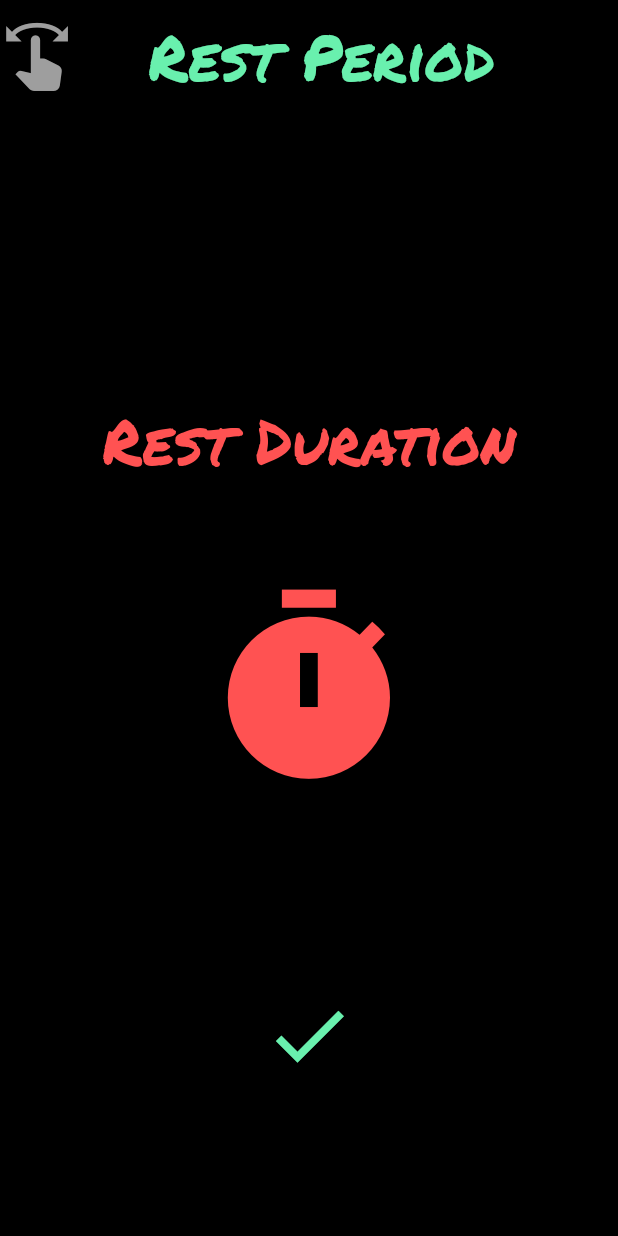
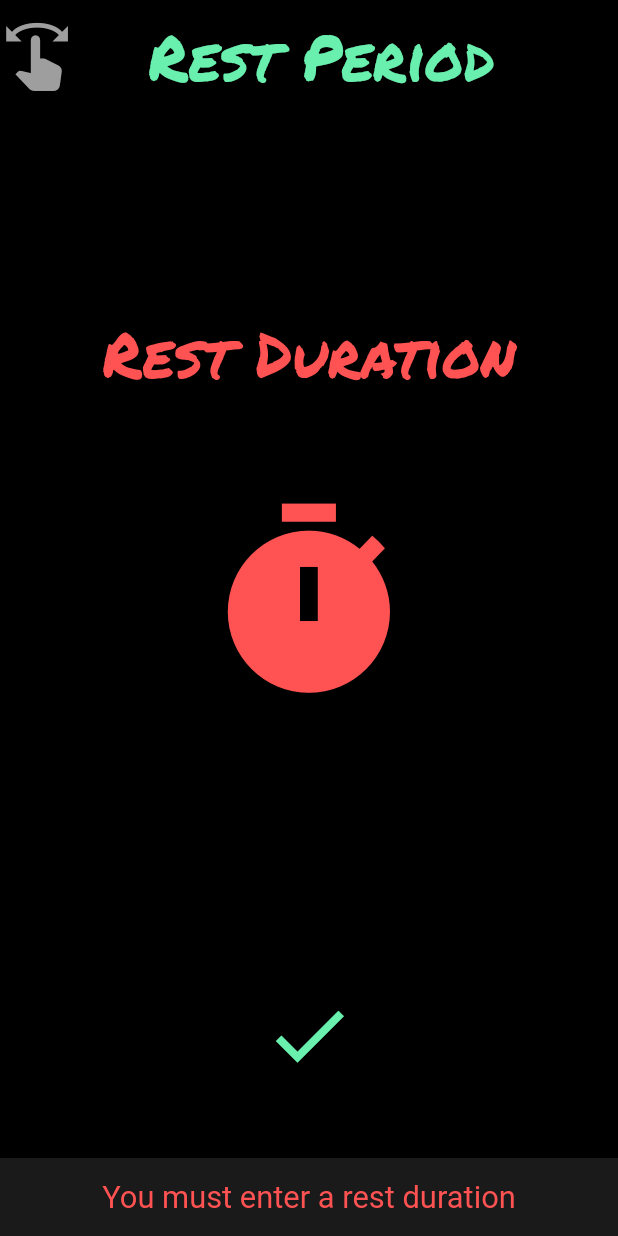
Before and after one commit to pedro123456789-wq/skills_arena, a Flutter app: the AddRest screen opened directly, after a tap on the "check" icon, on a phone screen of 412 x 824 dp. Run offline on Flutter 3.47's test engine with Material 2 defaults, Android fonts, the light colour scheme and no system bars; our stand-ins replace audioplayers, camera, chewie, circular_countdown_timer, flutter_map, flutter_spinbox and 5 more; missing offline and left inert: back_button_interceptor, draw_graph, record_mp3.

Commit message:
Updated alert dialogues for duration selection. Added error checking and session preview features to sprint session page

```diff
--- a/lib/add_exercise.dart
+++ b/lib/add_exercise.dart
@@ -80,17 +80,15 @@ class _AddExerciseState extends State<AddExercise> {
                                 child: CupertinoTimerPicker(
                                   mode: CupertinoTimerPickerMode.ms,
                                   onTimerDurationChanged: (value) {
-                                    seconds = value.inSeconds;
+                                    setState(() {
+                                      seconds = value.inSeconds;
+                                    });
                                   },
                                 ),
                               ),
                               ElevatedButton(
                                 onPressed: () {
-                                  setState(
-                                    () {
-                                      Navigator.pop(context);
-                                    },
-                                  );
+                                  Navigator.pop(context);
                                 },
                                 style: ElevatedButton.styleFrom(
                                   primary: Colors.white,
@@ -159,7 +157,7 @@ class _AddExerciseState extends State<AddExercise> {
                   } else {
                     GlobalFunctions.showSnackBar(
                       context,
-                      'You must enter a workout name and duration',
+                      'You must enter an exercise name and duration',
                     );
                   }
                 },
--- a/lib/add_rest.dart
+++ b/lib/add_rest.dart
@@ -5,14 +5,12 @@ import './swipe_back_detector.dart';
 import 'package:flutter/material.dart';
 import 'package:flutter/cupertino.dart';
 
-
 class AddRest extends StatefulWidget {
   @override
   _AddRestState createState() => _AddRestState();
 }
 
 class _AddRestState extends State<AddRest> {
-  int minutes;
   int seconds;
 
   @override
@@ -40,7 +38,7 @@ class _AddRestState extends State<AddRest> {
               ),
             ),
             Positioned(
-              top: DeviceInfo.deviceHeight(context) * 0.32,
+              top: DeviceInfo.deviceHeight(context) * 0.25,
               left: 0,
               right: 0,
               child: Text(
@@ -54,11 +52,14 @@ class _AddRestState extends State<AddRest> {
               ),
             ),
             Positioned(
-              top: DeviceInfo.deviceHeight(context) * 0.47,
+              top: DeviceInfo.deviceHeight(context) * 0.4,
               left: 0,
               right: 0,
               child: ElevatedButton(
                 onPressed: () {
+                  showDialog(
+                    context: context,
+                    builder: (context) {
                       return AlertDialog(
                         title: Center(
                           child: Text(
@@ -81,17 +82,15 @@ class _AddRestState extends State<AddRest> {
                                 child: CupertinoTimerPicker(
                                   mode: CupertinoTimerPickerMode.ms,
                                   onTimerDurationChanged: (value) {
+                                    setState(() {
                                       seconds = value.inSeconds;
+                                    });
                                   },
                                 ),
                               ),
                               ElevatedButton(
                                 onPressed: () {
-                              setState(
-                                    () {
                                   Navigator.pop(context);
-                                },
-                              );
                                 },
                                 style: ElevatedButton.styleFrom(
                                   primary: Colors.white,
@@ -105,6 +104,8 @@ class _AddRestState extends State<AddRest> {
                             ],
                           ),
                         ),
+                      );
+                    },
                   );
                 },
                 style: ElevatedButton.styleFrom(
@@ -122,7 +123,13 @@ class _AddRestState extends State<AddRest> {
               left: 0,
               right: 0,
               child: Text(
-                GlobalFunctions.timeString(minutes, seconds),
+                (seconds != null)
+                    ? GlobalFunctions.timeString(
+                        seconds ~/ 60, seconds - ((seconds ~/ 60) * 60))
+                    : GlobalFunctions.timeString(
+                        null,
+                        null,
+                      ),
                 textAlign: TextAlign.center,
                 style: TextStyle(
                   color: Colors.grey,
@@ -137,16 +144,20 @@ class _AddRestState extends State<AddRest> {
               right: 0,
               child: ElevatedButton(
                 onPressed: () {
-                  int durationSeconds = (minutes * 60) + seconds;
-                  AppGlobals.exerciseDurations.add(durationSeconds);
+                  if (seconds != null) {
+                    AppGlobals.exerciseDurations.add(seconds);
                     AppGlobals.sprintDistances.add(-1);
 
-                  Navigator.push(
+                    GlobalFunctions.navigate(
                       context,
-                    MaterialPageRoute(
-                      builder: (context) => SprintingSession(),
-                    ),
+                      SprintingSession(),
                     );
+                  } else {
+                    GlobalFunctions.showSnackBar(
+                      context,
+                      'You must enter a rest duration',
+                    );
+                  }
                 },
                 style: ElevatedButton.styleFrom(
                   primary: Colors.black,
--- a/lib/create_session.dart
+++ b/lib/create_session.dart
@@ -88,7 +88,7 @@ class _CreateSessionState extends State<CreateSession> {
                   if (AppGlobals.exercisesList.length > 0) {
                     GlobalFunctions.navigate(
                       context,
-                      SessionPreview(sessionNameController.text),
+                      SessionPreview(sessionNameController.text, 'Session'),
                     );
 
                     if (sessionNameController.text != '') {
@@ -185,7 +185,8 @@ class _CreateSessionState extends State<CreateSession> {
                     GlobalFunctions.showSnackBar(
                       context,
                       'You must enter a session name and add at least one exercise',
-                      textColor: Colors.white
+                      textColor: Colors.black,
+                      backgroundColor: Colors.redAccent
                     );
                   }
                 },
```
Also changed, not shown: lib/add_sprinting_exercise.dart (+11 -10 lines), lib/add_workout_exercise.dart (+5 -7 lines), lib/create_workout.dart (+4 -3 lines), lib/session_preview.dart (+69 -24 lines), lib/sprinting_session.dart (+19 -8 lines), 2 other files. Lines whose indentation alone changed are shown as unchanged.
